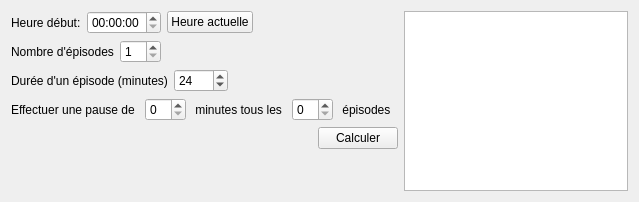
Old version of the form src/ui/tools_tab.ui in the repository seigneurfuo/MyAnimeManager3.
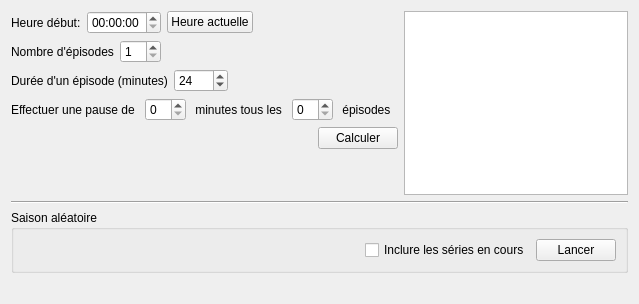
New version of the form.

Commit message: Ajout d'un outil pour choisir aléatoirement un animé.

The edit to the form file:
```diff
--- a/src/ui/tools_tab.ui
+++ b/src/ui/tools_tab.ui
@@ -7,13 +7,53 @@
     <x>0</x>
     <y>0</y>
     <width>639</width>
-    <height>202</height>
+    <height>304</height>
    </rect>
   </property>
   <property name="windowTitle">
    <string>Form</string>
   </property>
   <layout class="QGridLayout" name="gridLayout">
+   <item row="2" column="0">
+    <widget class="QGroupBox" name="groupBox">
+     <property name="title">
+      <string>Saison aléatoire</string>
+     </property>
+     <layout class="QGridLayout" name="gridLayout_3">
+      <item row="1" column="1">
+       <widget class="QCheckBox" name="checkBox">
+        <property name="text">
+         <string>Inclure les séries en cours</string>
+        </property>
+       </widget>
+      </item>
+      <item row="1" column="0">
+       <layout class="QHBoxLayout" name="horizontalLayout_7">
+        <item>
+         <spacer name="horizontalSpacer_6">
+          <property name="orientation">
+           <enum>Qt::Horizontal</enum>
+          </property>
+          <property name="sizeHint" stdset="0">
+           <size>
+            <width>40</width>
+            <height>20</height>
+           </size>
+          </property>
+         </spacer>
+        </item>
+       </layout>
+      </item>
+      <item row="1" column="2">
+       <widget class="QPushButton" name="select_random_season_button">
+        <property name="text">
+         <string>Lancer</string>
+        </property>
+       </widget>
+      </item>
+     </layout>
+    </widget>
+   </item>
    <item row="0" column="0">
     <layout class="QHBoxLayout" name="horizontalLayout_4">
      <item>
@@ -208,6 +248,20 @@
      </item>
     </layout>
    </item>
+   <item row="1" column="0">
+    <widget class="Line" name="line">
+     <property name="orientation">
+      <enum>Qt::Horizontal</enum>
+     </property>
+    </widget>
+   </item>
+   <item row="3" column="0">
+    <widget class="QLabel" name="label_7">
+     <property name="text">
+      <string/>
+     </property>
+    </widget>
+   </item>
   </layout>
  </widget>
  <resources/>
```
The commit also changes 1 other file.
